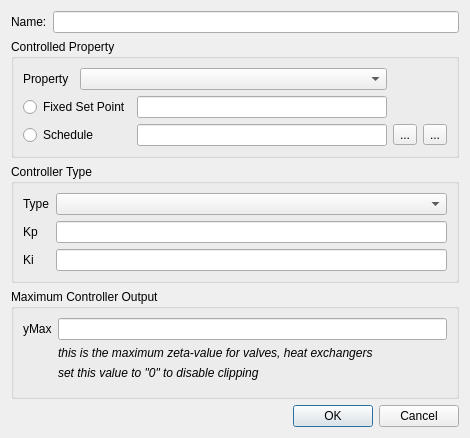
This is SIM-VICUS/src/SVNetworkControllerEditDialog.ui in Brockaaa/SIM-VICUS as Qt 5 draws it before an edit. The edited form follows.
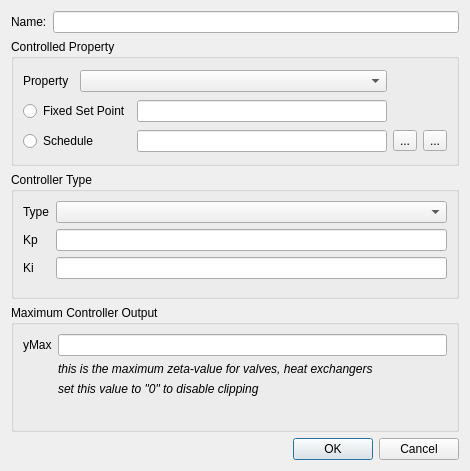
This is the edited form. Icons and pictures are not drawn. Custom widgets are drawn as their Qt base class.

Commit message: more work on NetworkController widget

```diff
--- a/SIM-VICUS/src/SVNetworkControllerEditDialog.ui
+++ b/SIM-VICUS/src/SVNetworkControllerEditDialog.ui
@@ -7,7 +7,7 @@
     <x>0</x>
     <y>0</y>
     <width>470</width>
-    <height>438</height>
+    <height>471</height>
    </rect>
   </property>
   <property name="sizePolicy">
@@ -59,7 +59,11 @@
        <widget class="QComboBox" name="comboBoxProperty"/>
       </item>
       <item row="2" column="2">
-       <widget class="QLineEdit" name="lineEditSchedule"/>
+       <widget class="QLineEdit" name="lineEditSchedule">
+        <property name="readOnly">
+         <bool>true</bool>
+        </property>
+       </widget>
       </item>
       <item row="1" column="2">
        <widget class="QtExt::ValidatingLineEdit" name="lineEditSetpoint"/>
```
Left out of the diff: 8 changed lines with no effect on the pictures. The commit also changes 2 other files.
